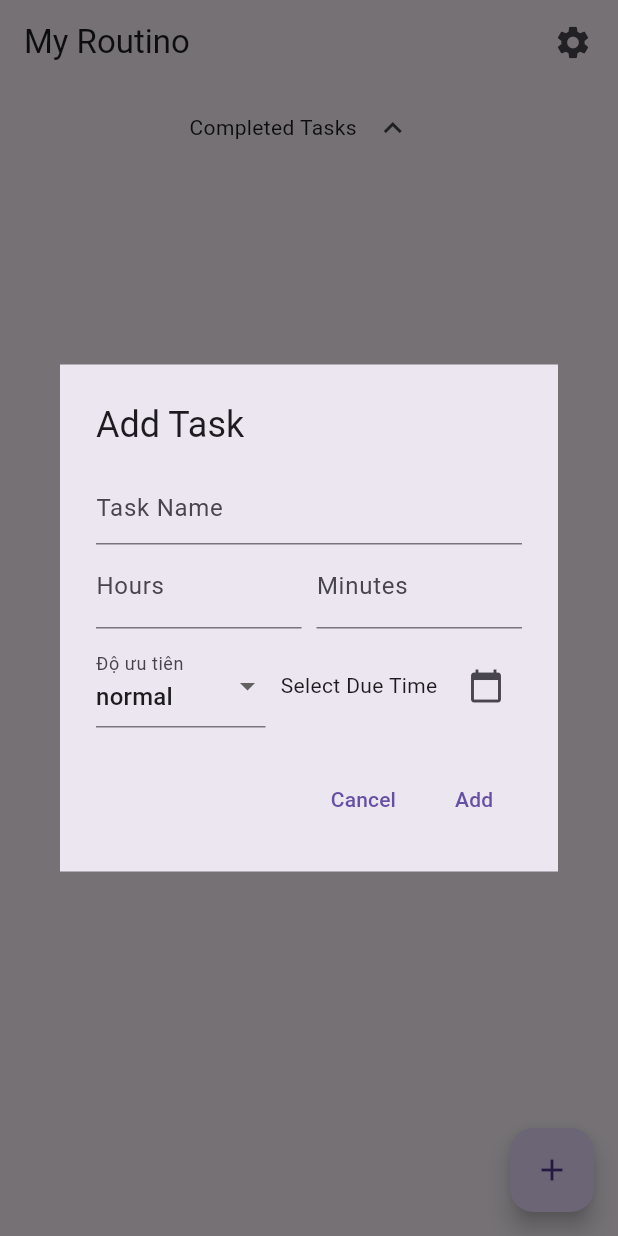
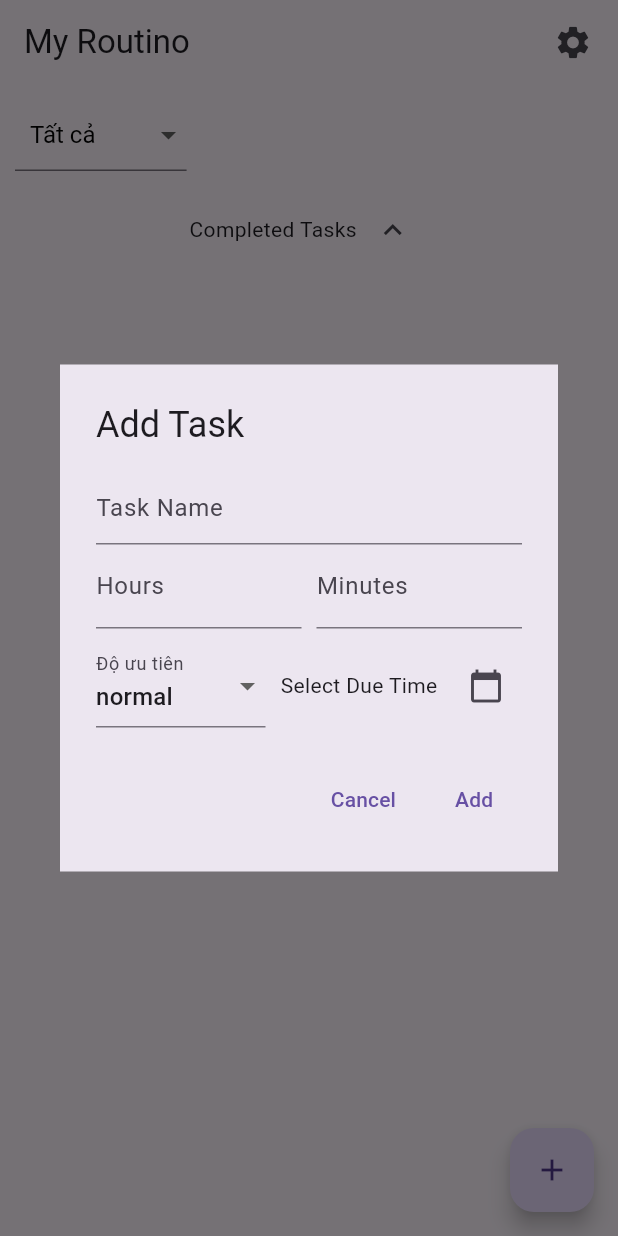
Before and after one commit to kanbui/routino_app, a Flutter app: the screen it shows after launch, after a tap on the "expand more" icon, after a tap on the "add" icon, on a phone screen of 412 x 824 dp. Run offline on Flutter 3.47's test engine with Material 3 defaults, Android fonts, the phone set to English and light mode, and no system bars; our stand-ins replace audioplayers, flutter_local_notifications, shared_preferences, sqflite; missing offline and left inert: tray_manager, window_manager; accounts and stored records are empty.

Commit message:
filter task by time range

```diff
--- a/lib/database/database_helper.dart
+++ b/lib/database/database_helper.dart
@@ -99,10 +99,64 @@ class DatabaseHelper {
     }
   }
 
-  Future<List<Map<String, dynamic>>> getTasks() async {
+  Future<List<Map<String, dynamic>>> getTasks(String timeFilter) async {
     Database db = await database;
-    return await db.query('tasks',
-        orderBy: 'DATE(dueTime) ASC, priority ASC, dueTime ASC');
+    String whereClause = '';
+    List<dynamic> whereArgs = [];
+
+    DateTime now = DateTime.now();
+    switch (timeFilter) {
+      case 'today':
+        whereClause = 'DATE(dueTime) = DATE(?)';
+        whereArgs = [now.toIso8601String()];
+        break;
+      case 'tomorrow':
+        DateTime tomorrow = now.add(Duration(days: 1));
+        whereClause = 'DATE(dueTime) = DATE(?)';
+        whereArgs = [tomorrow.toIso8601String()];
+        break;
+      case 'this_week':
+        DateTime startOfWeek = now.subtract(Duration(days: now.weekday - 1));
+        DateTime endOfWeek = startOfWeek.add(Duration(days: 6));
+        whereClause = 'DATE(dueTime) BETWEEN DATE(?) AND DATE(?)';
+        whereArgs = [
+          startOfWeek.toIso8601String(),
+          endOfWeek.toIso8601String()
+        ];
+        break;
+      case 'this_month':
+        DateTime startOfMonth = DateTime(now.year, now.month, 1);
+        DateTime endOfMonth = DateTime(now.year, now.month + 1, 0);
+        whereClause = 'DATE(dueTime) BETWEEN DATE(?) AND DATE(?)';
+        whereArgs = [
+          startOfMonth.toIso8601String(),
+          endOfMonth.toIso8601String()
+        ];
+        break;
+      default:
+        // No filter, get all tasks
+        whereClause = '';
+        whereArgs = [];
+        break;
+    }
+
+    return await db.query(
+      'tasks',
+      where: whereClause.isEmpty ? null : whereClause,
+      whereArgs: whereArgs.isEmpty ? null : whereArgs,
+      orderBy: 'DATE(dueTime) ASC, priority ASC, dueTime ASC',
+    );
+  }
+
+  Future<Map<String, dynamic>> getTaskById(int taskId) async {
+    Database db = await database;
+    List<Map<String, dynamic>> result = await db.query(
+      'tasks',
+      where: 'id = ?',
+      whereArgs: [taskId],
+    );
+
+    return result.first;
   }
 
   Future<int> insertTask(Map<String, dynamic> task) async {
--- a/lib/screens/task_detail_screen.dart
+++ b/lib/screens/task_detail_screen.dart
@@ -92,13 +92,9 @@ class _TaskDetailScreenState extends State<TaskDetailScreen> with TrayListener {
   }
 
   Future<void> _loadTask() async {
-    final tasks = await _dbHelper.getTasks();
+    final task = await _dbHelper.getTaskById(widget.taskId);
     setState(() {
-      _task = tasks.firstWhere(
-        (t) => t['id'] == widget.taskId,
-        orElse: () =>
-            <String, dynamic>{}, // Return an empty map instead of null
-      );
+      _task = task;
     });
   }
 
--- a/lib/screens/task_list_screen.dart
+++ b/lib/screens/task_list_screen.dart
@@ -13,6 +13,7 @@ class _TaskListScreenState extends State<TaskListScreen> {
   List<Map<String, dynamic>> _tasks = [];
   bool _showCompletedTasks =
       false; // State to manage completed tasks visibility
+  String _selectedTimeFilter = 'all'; // Default time filter
 
   @override
   void initState() {
@@ -21,7 +22,7 @@ class _TaskListScreenState extends State<TaskListScreen> {
   }
 
   Future<void> _loadTasks() async {
-    final tasks = await _dbHelper.getTasks();
+    final tasks = await _dbHelper.getTasks(_selectedTimeFilter);
     setState(() {
       _tasks = tasks;
     });
@@ -462,7 +463,47 @@ class _TaskListScreenState extends State<TaskListScreen> {
           ),
         ],
       ),
-      body: ListView(
+      body: Column(
+        children: [
+          Padding(
+            padding: const EdgeInsets.all(10.0),
+            child: Align(
+              alignment: Alignment.centerLeft,
+              child: IntrinsicWidth(
+                child: DropdownButtonFormField<String>(
+                  value: _selectedTimeFilter,
+                  items: [
+                    DropdownMenuItem(value: 'all', child: Text('Tất cả')),
+                    DropdownMenuItem(value: 'today', child: Text('Hôm nay')),
+                    DropdownMenuItem(
+                        value: 'tomorrow', child: Text('Ngày Mai')),
+                    DropdownMenuItem(
+                        value: 'this_week', child: Text('Tuần Này')),
+                    DropdownMenuItem(
+                        value: 'this_month', child: Text('Tháng Này')),
+                  ],
+                  onChanged: (value) {
+                    setState(() {
+                      _selectedTimeFilter = value!;
+                    });
+                    _loadTasks();
+                  },
+                  decoration: InputDecoration(
+                    contentPadding:
+                        EdgeInsets.symmetric(horizontal: 10.0, vertical: 5.0),
+                  ),
+                  style: TextStyle(
+                    color: Colors.black,
+                    fontSize: 16,
+                  ),
+                  dropdownColor: Colors.white,
+                  icon: Icon(Icons.arrow_drop_down),
+                ),
+              ),
+            ),
+          ),
+          Expanded(
+            child: ListView(
               children: [
                 ListView.builder(
                   shrinkWrap: true,
@@ -472,13 +513,14 @@ class _TaskListScreenState extends State<TaskListScreen> {
                     final task = doingTasks[index];
                     final totalWorkTimeFormatted =
                         formatDuration(task['totalWorkTime']);
-              final estimateTime = formatEstimateTime(task['estimateTime']);
+                    final estimateTime =
+                        formatEstimateTime(task['estimateTime']);
                     final dueTimeFormatted = formatDateTime(task['dueTime']);
                     return Card(
-                color: _getColorByPriority(task[
-                    'priority']), // Colors.lightBlue[200], // Change color to light blue
+                      color: _getColorByPriority(task['priority']),
                       shape: RoundedRectangleBorder(
-                  borderRadius: BorderRadius.zero, // Remove rounded corners
+                        borderRadius:
+                            BorderRadius.zero, // Remove rounded corners
                       ),
                       margin: EdgeInsets.symmetric(horizontal: 10, vertical: 5),
                       elevation: 2,
@@ -522,14 +564,17 @@ class _TaskListScreenState extends State<TaskListScreen> {
                   },
                 ),
                 Padding(
-            padding: const EdgeInsets.symmetric(horizontal: 10, vertical: 5),
+                  padding:
+                      const EdgeInsets.symmetric(horizontal: 10, vertical: 5),
                   child: Row(
                     mainAxisAlignment: MainAxisAlignment.center,
                     children: [
                       Text('Completed Tasks'),
                       IconButton(
                         icon: Icon(
-                    _showCompletedTasks ? Icons.expand_less : Icons.expand_more,
+                          _showCompletedTasks
+                              ? Icons.expand_less
+                              : Icons.expand_more,
                         ),
                         onPressed: () {
                           setState(() {
@@ -549,14 +594,17 @@ class _TaskListScreenState extends State<TaskListScreen> {
                       final task = completedTasks[index];
                       final totalWorkTimeFormatted =
                           formatDuration(task['totalWorkTime']);
-                final estimateTime = formatEstimateTime(task['estimateTime']);
+                      final estimateTime =
+                          formatEstimateTime(task['estimateTime']);
                       final dueTimeFormatted = formatDateTime(task['dueTime']);
                       return Card(
                         color: Colors.grey[300], // Change color to grey
                         shape: RoundedRectangleBorder(
-                    borderRadius: BorderRadius.zero, // Remove rounded corners
+                          borderRadius:
+                              BorderRadius.zero, // Remove rounded corners
                         ),
-                  margin: EdgeInsets.symmetric(horizontal: 10, vertical: 5),
+                        margin:
+                            EdgeInsets.symmetric(horizontal: 10, vertical: 5),
                         elevation: 2,
                         child: ListTile(
                           title: Text(
@@ -599,6 +647,9 @@ class _TaskListScreenState extends State<TaskListScreen> {
                   ),
               ],
             ),
+          ),
+        ],
+      ),
       floatingActionButton: FloatingActionButton(
           onPressed: _showAddTaskDialog, child: Icon(Icons.add)),
     );
```
Lines whose indentation alone changed are shown as unchanged.
